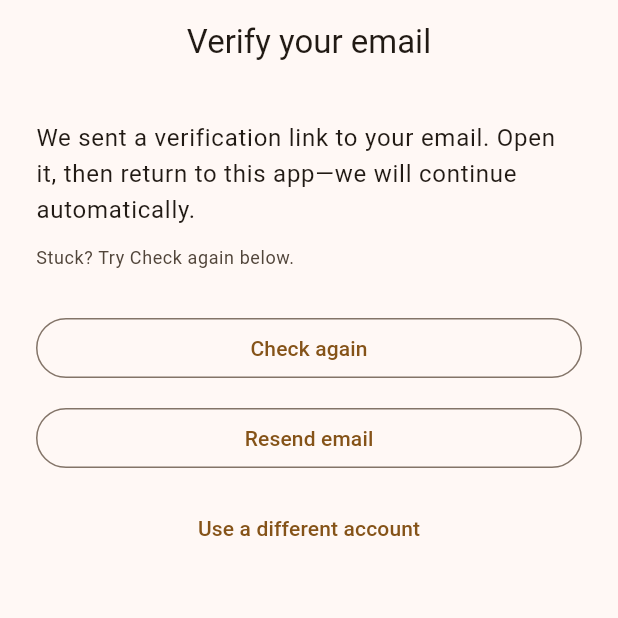
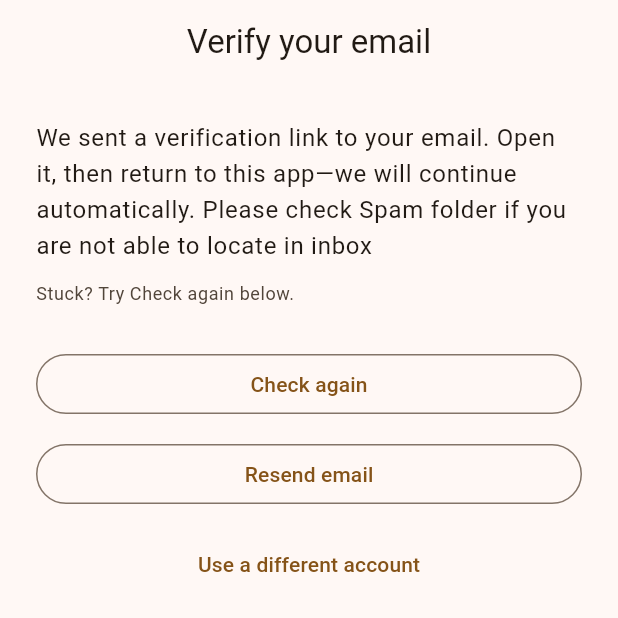
Before and after one commit to sanjayn2096/RecipeAI-flutter, a Flutter app: the VerifyEmailScreen screen opened by its route, on a phone screen of 412 x 824 dp, the top half of it. Run offline on Flutter 3.47's test engine with Material 3 defaults, Android fonts, the phone set to English and light mode, and no system bars; our stand-ins replace cloud_firestore, firebase_auth, firebase_core, flutter_riverpod, go_router, hive_flutter and 1 more; accounts and stored records are empty.

Commit message:
Text modification for email verification message

```diff
--- a/lib/screens/verify_email_screen.dart
+++ b/lib/screens/verify_email_screen.dart
@@ -145,8 +145,8 @@ class _VerifyEmailScreenState extends State<VerifyEmailScreen>
             children: [
               Text(
                 email.isEmpty
-                    ? 'We sent a verification link to your email. Open it, then return to this app—we will continue automatically.'
-                    : 'We sent a verification link to $email. Open it, then return to this app—we will continue automatically.',
+                    ? 'We sent a verification link to your email. Open it, then return to this app—we will continue automatically. Please check Spam folder if you are not able to locate in inbox'
+                    : 'We sent a verification link to $email. Open it, then return to this app—we will continue automatically. Please check Spam folder if you are not able to locate in inbox',
                 style: Theme.of(context).textTheme.bodyLarge,
               ),
               const SizedBox(height: 12),
```
